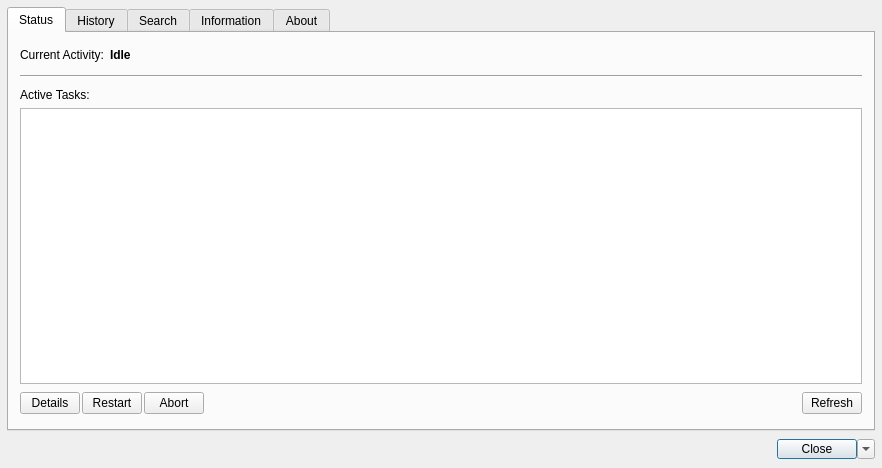
Before: the Qt Designer form CloudAgent/yca_mainwindow.ui in WillForan/yarraclient, drawn with Qt 5.
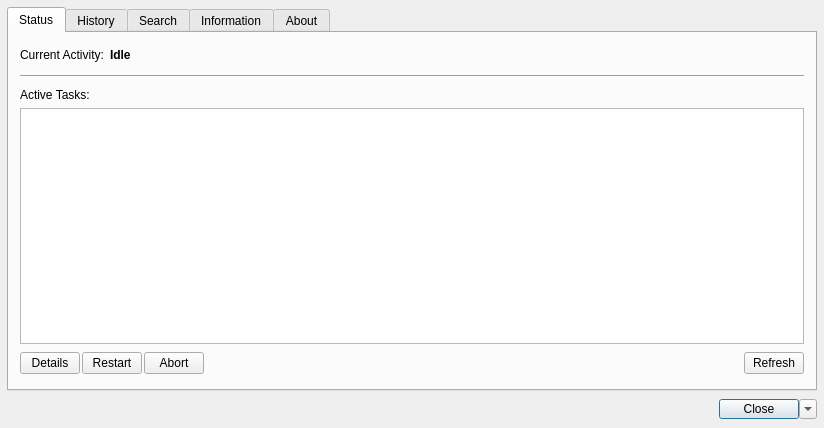
After: the same form once the commit is applied. Icons and pictures are not drawn.

Patch:
```diff
--- a/CloudAgent/yca_mainwindow.ui
+++ b/CloudAgent/yca_mainwindow.ui
@@ -9,8 +9,8 @@
    <rect>
     <x>0</x>
     <y>0</y>
-    <width>882</width>
-    <height>468</height>
+    <width>824</width>
+    <height>428</height>
    </rect>
   </property>
   <property name="windowTitle">
@@ -158,6 +158,9 @@
           <property name="cornerButtonEnabled">
            <bool>true</bool>
           </property>
+          <attribute name="horizontalHeaderDefaultSectionSize">
+           <number>80</number>
+          </attribute>
           <attribute name="horizontalHeaderStretchLastSection">
            <bool>true</bool>
           </attribute>
```
Left out of the diff: 4 changed lines with no effect on the pictures.
